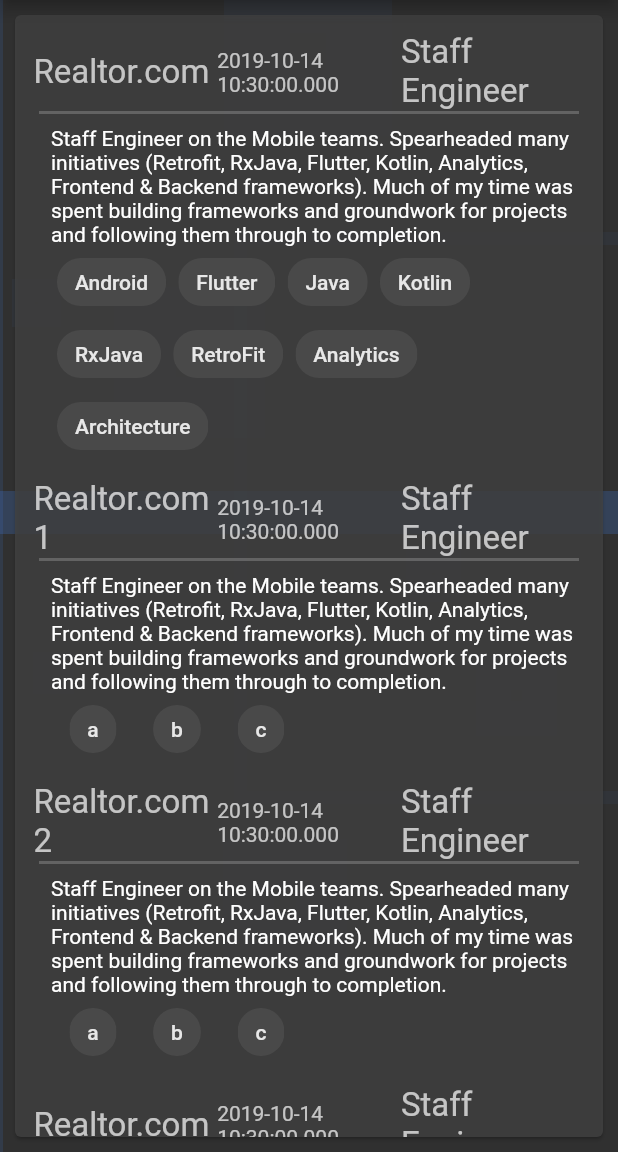
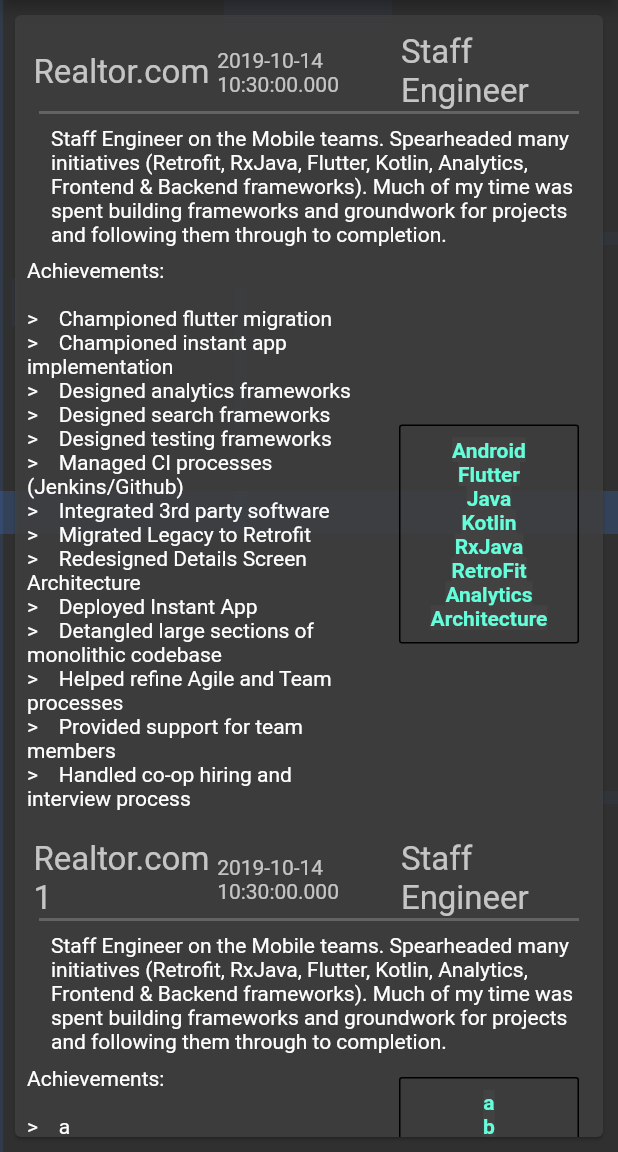
Before and after one commit to ahammer/flutter_resume, a Flutter app: the first screen one second after launch, on a phone screen of 412 x 824 dp, the part 84-1236 px from its top. Run offline on Flutter 3.47's test engine with Material 2 defaults, Android fonts, the phone set to English and light mode, and no system bars; our stand-ins replace url_launcher_web.

Commit message:
Improvements to flutter resume screen

```diff
--- a/lib/screens/about/resume_screen.dart
+++ b/lib/screens/about/resume_screen.dart
@@ -12,11 +12,35 @@ final Map<String, Job> kJobExperienceWidgets = {
   "Realtor.com": Job(
       company: "Realtor.com",
       title: "Staff Engineer",
-      achievements: ["Migrated all analytics behind a facade/plugin structure", "Oversaw migration to Segment IO", "Migrated Legacy to Retrofit", "Redesigned Details Screen Architecture", "Deployed Instant App"],
+      achievements: [
+        "Championed flutter migration",
+        "Championed instant app implementation",
+        "Designed analytics frameworks",
+        "Designed search frameworks",
+        "Designed testing frameworks",
+        "Managed CI processes (Jenkins/Github)",
+        "Integrated 3rd party software",
+        "Migrated Legacy to Retrofit",
+        "Redesigned Details Screen Architecture",
+        "Deployed Instant App",
+        "Detangled large sections of monolithic codebase",
+        "Helped refine Agile and Team processes",
+        "Provided support for team members",
+        "Handled co-op hiring and interview process",
+      ],
+      roles: [],
       endDate: DateTime.now(),
       startDate: DateTime.now(),
-      roles: <String>["a", "b", "c"],
-      skills: <String>["Android", "Flutter", "Java", "Kotlin", "RxJava", "RetroFit", "Analytics", "Architecture"],
+      skills: <String>[
+        "Android",
+        "Flutter",
+        "Java",
+        "Kotlin",
+        "RxJava",
+        "RetroFit",
+        "Analytics",
+        "Architecture"
+      ],
       summary:
           "Staff Engineer on the Mobile teams. Spearheaded many initiatives (Retrofit, RxJava, Flutter, Kotlin, Analytics, Frontend & Backend frameworks). Much of my time was spent building frameworks and groundwork for projects and following them through to completion."),
   "PNI/Staples": Job(
@@ -102,31 +126,61 @@ class _ResumeScreenBodyState extends State<ResumeScreenBody> {
   List<Widget> getJobDetailSlivers(BuildContext context, Job job) => <Widget>[
         SliverList(
           delegate: SliverChildListDelegate([
-            Container(height:12),
+            Container(height: 12),
             JobDetailHeader(job: job),
             Padding(
               padding: const EdgeInsets.fromLTRB(24, 0, 16, 0),
               child: Container(child: Text(job.summary)),
             ),
-            Padding(
-              padding: const EdgeInsets.fromLTRB(24, 0, 16, 0),
-              child: Container(
-                width:double.infinity,
-                  child: Wrap(
-                children: <Widget>[
-                  ...(job.skills
-                      .map((skill) => Padding(
-                        padding: const EdgeInsets.fromLTRB(4,0,4,0),
-                        child: Chip(label: Text(skill)),
-                      ))
-                      .toList()),
-                ],
-                direction: Axis.horizontal,
-              )),
+            //Draw the skills
+            Row(
+              children: <Widget>[
+                Expanded(child:Padding(
+                  padding: const EdgeInsets.all(8.0),
+                  child: Container(child:Text(
+                     (job.achievements
+                  .fold<String>("Achievements: \n\n", (ret, job) => ret += ">    $job\n").trim())
+                  ), alignment: FractionalOffset.topLeft),
+                )),
+                JobSkillsWidget(job: job,),
+              ],
             ),
           ]),
         )
       ];
+}
+
+class JobSkillsWidget extends StatelessWidget {
+  final Job job;
+
+  const JobSkillsWidget({
+    Key key, this.job,
+  }) : super(key: key);
+
+  @override
+  Widget build(BuildContext context) {
+    return Padding(
+      padding: const EdgeInsets.all(16.0),
+      child: Container(
+        width:120,
+          decoration: BoxDecoration(
+              border: Border.all(),
+              borderRadius: BorderRadius.circular(2)),
+
+          child: Padding(
+            padding: const EdgeInsets.all(8.0),
+            child: Text(
+              (job.skills
+                  .fold<String>("", (ret, job) => ret += "$job\n").trim()),
+              style: Theme.of(context).textTheme.body1.copyWith(
+                fontWeight: FontWeight.bold,
+                  color: Theme.of(context).colorScheme.secondary,
+                  backgroundColor: Theme.of(context).colorScheme.surface),
+                  textAlign: TextAlign.center,
+            ),
+          )),
+    );
+  }
 }
 
 class ContentPanel extends StatelessWidget {
```
